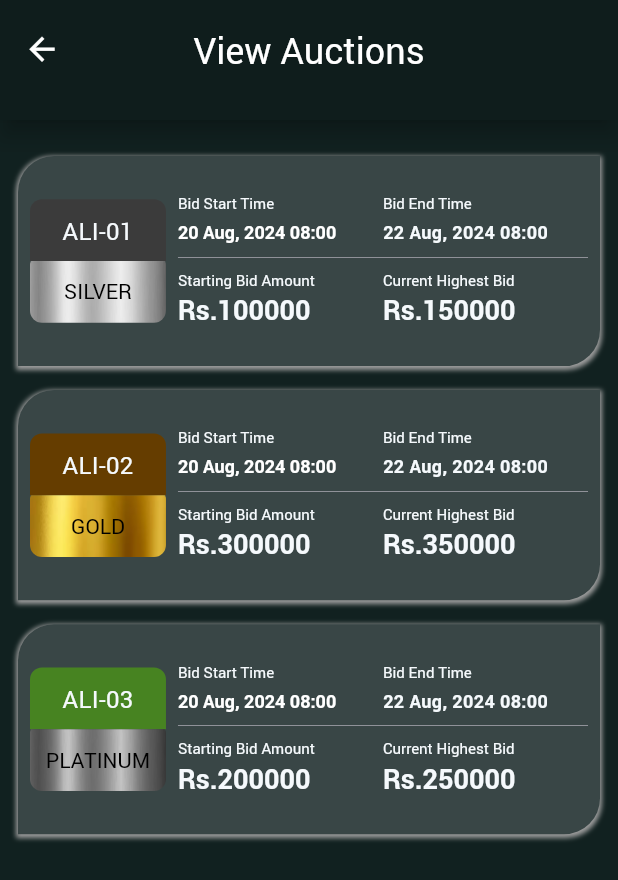
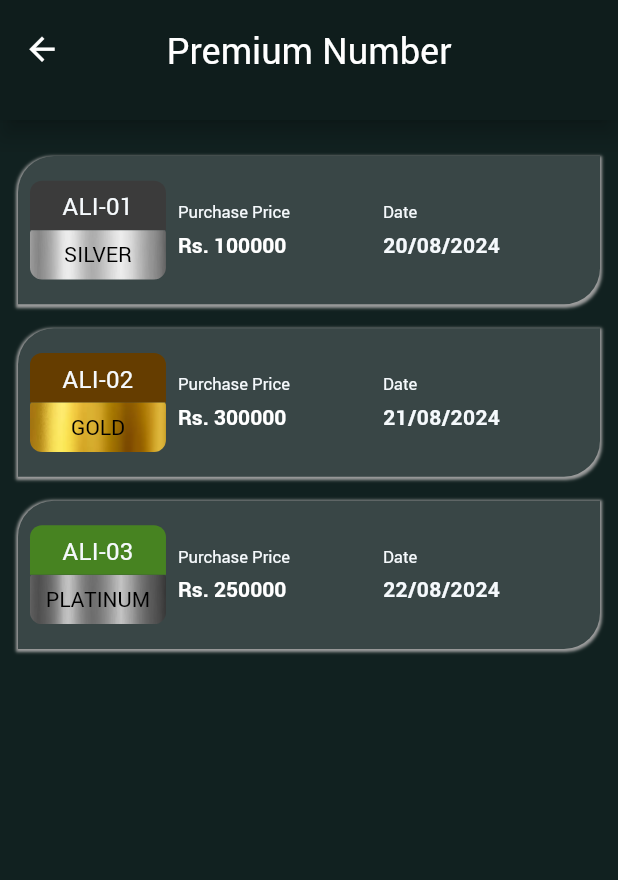
Before and after one commit to amjadjamali06/dummy_app, a Flutter app: the screen it shows after launch, on a phone screen of 412 x 824 dp. Shown: the top 880 px of the screen. Run offline on Flutter 3.47's test engine with Material 3 defaults, Android fonts, the phone set to English and light mode, and no system bars; our stand-ins replace awesome_dialog, connectivity_plus, dropdown_search, flutter_secure_storage, fluttertoast, get and 2 more; missing offline and left inert: mask_input_formatter.

Commit message:
1. CreatedPremium Number Model, Card, Screen and its controller.

```diff
--- /dev/null
+++ b/lib/controllers/premium_number_screen_controller.dart
@@ -0,0 +1,46 @@
+import 'package:excise_e_auction/models/auction_model.dart';
+import 'package:flutter/material.dart';
+import 'package:get/get.dart';
+import 'package:excise_e_auction/utils/constants.dart';
+
+import '../models/premium_number_model.dart';
+
+class PremiumNumberListScreenController extends GetxController {
+  GlobalKey<ScaffoldState> scaffoldKey = GlobalKey<ScaffoldState>();
+
+  RxList<PremiumNumberModel> auctionsList = RxList([]);
+
+
+
+  @override
+  void onInit() {
+    super.onInit();
+    auctionsList.value = auctionCards;
+  }
+
+
+  List<PremiumNumberModel> auctionCards = [
+    PremiumNumberModel(
+      id: "1",
+      numberPlat: 'ALI-01',
+      bidType: 'silver',
+      date: '20/08/2024',
+      purchasePrice: "100000",
+    ),
+    PremiumNumberModel(
+      id: "2",
+      numberPlat: 'ALI-02',
+      bidType: 'gold',
+      date: '21/08/2024',
+      purchasePrice: "300000",
+    ),
+    PremiumNumberModel(
+      id: "3",
+      numberPlat: 'ALI-03',
+      bidType: 'platinum',
+      date: '22/08/2024',
+      purchasePrice: "250000",
+    ),
+  ];
+
+}
--- a/lib/main.dart
+++ b/lib/main.dart
@@ -56,7 +56,7 @@ class MyApp extends StatelessWidget {
   Widget build(BuildContext context) {
     return GetMaterialApp(
       title: kAppName,
-      initialRoute: kSplashScreenRoute,
+      initialRoute: kPremiumNumberListScreenRoute,
       initialBinding: ScreensBindings(),
       getPages: RouteManagement.getPages(),
       themeMode: ThemeMode.dark,
@@ -70,6 +70,7 @@ class MyApp extends StatelessWidget {
         shadowColor: kPrimaryDarkColor,
         appBarTheme: CustomTheme.appBarTheme,
         textTheme: CustomTheme.darkTextTheme,
+        buttonTheme: CustomTheme.darkButtonTheme,
       ),
       debugShowCheckedModeBanner: false,
     );
--- a/lib/models/auction_model.dart
+++ b/lib/models/auction_model.dart
@@ -36,8 +36,8 @@ class AuctionModel {
       'bidType': bidType,
       'startDate': startDate,
       'endDate': endDate,
-      'bidStartAmount': bidStartAmount.toString(),
-      'bidEndAmount': bidEndAmount.toString(),
+      'bidStartAmount': bidStartAmount,
+      'bidEndAmount': bidEndAmount,
     };
   }
 }
--- /dev/null
+++ b/lib/models/premium_number_model.dart
@@ -0,0 +1,34 @@
+class PremiumNumberModel {
+  final String id;
+  final String numberPlat;
+  final String bidType;
+  final String purchasePrice;
+  final String date;
+
+  PremiumNumberModel({
+    required this.id,
+    required this.numberPlat,
+    required this.bidType,
+    required this.purchasePrice,
+    required this.date,
+  });
+
+  factory PremiumNumberModel.fromJson(Map<String, dynamic> json) {
+    return PremiumNumberModel(
+      id: json['id']??"",
+      numberPlat: json['numberPlat']??"",
+      bidType: json['bidType']??"",
+      purchasePrice: "${json['purchasePrice']??0}",
+      date: json['date']??"",
+    );
+  }
+
+  Map<String, dynamic> toJson() {
+    return {
+      'numberPlat': numberPlat,
+      'bidType': bidType,
+      'purchasePrice': purchasePrice,
+      'date': date,
+    };
+  }
+}
--- a/lib/ui/custom_widgets/custom_app_bar.dart
+++ b/lib/ui/custom_widgets/custom_app_bar.dart
@@ -23,9 +23,7 @@ class CustomAppbar extends StatelessWidget implements PreferredSizeWidget {
   @override
   Widget build(BuildContext context) {
     return AppBar(
-      // elevation: 3,
       toolbarHeight: 65,
-      // backgroundColor: Theme.of(context).primaryColorDark,
       automaticallyImplyLeading: GeneralPlatform.isWeb,
       leading: (screenName.isNotEmpty)?
          IconButton(onPressed:() {
--- a/lib/ui/screens/auctions_list_screen.dart
+++ b/lib/ui/screens/auctions_list_screen.dart
@@ -5,14 +5,6 @@ import 'package:flutter/foundation.dart';
 import 'package:flutter/material.dart';
 import 'package:flutter/widgets.dart';
 import 'package:get/get.dart';
-
-enum CustomFontFamily {
-  Roboto
-  // customFontFamily('Roboto');
-  // final String name;
-  // const CustomFontFamily(this.name);
-}
-
 class AuctionsListScreen extends GetView<AuctionsListScreenController> {
   const AuctionsListScreen({super.key});
 
@@ -25,25 +17,22 @@ class AuctionsListScreen extends GetView<AuctionsListScreenController> {
       // horizontalPadding: 12,
       horizontalPadding: 0,
       body: Obx(
-        () => Container(
-          height: Get.height,
-          width: Get.width,
-          color: Color(0xff112120),
-          child: ListView.builder(
+        () => ListView.builder(
           padding: const EdgeInsets.symmetric(vertical: 16, horizontal: 12),
           shrinkWrap: true,
           itemCount: controller.auctionsList.length,
           itemBuilder: (context, index) {
             final auction = controller.auctionsList[index];
             return AuctionCard(
+              onTap: (){},
               numberPlat: auction.numberPlat,
               bidType: auction.bidType,
               startDate: auction.startDate,
               endDate: auction.endDate,
               bidStartAmount: auction.bidStartAmount,
-                  bidEndAmount: auction.bidEndAmount);
+              bidEndAmount: auction.bidEndAmount,
+            );
           },
-          ),
         ),
       ),
     );
@@ -57,6 +46,7 @@ class AuctionCard extends StatelessWidget {
   final String endDate;
   final String bidStartAmount;
   final String bidEndAmount;
+  final void Function() onTap;
   const AuctionCard({
     super.key,
     required this.numberPlat,
@@ -65,6 +55,7 @@ class AuctionCard extends StatelessWidget {
     required this.endDate,
     required this.bidStartAmount,
     required this.bidEndAmount,
+    required this.onTap
   });
 
   @override
@@ -79,23 +70,18 @@ class AuctionCard extends StatelessWidget {
         : bidType == "silver"
             ? "assets/images/silver.png"
             : "assets/images/platinum.png";
-    return Container(
+    return GestureDetector(
+      onTap:onTap,
+      child: Container(
         height: Get.height * 0.17,
         margin: const EdgeInsets.symmetric(vertical: 8),
         padding: const EdgeInsets.symmetric(vertical: 12, horizontal: 8),
         decoration: BoxDecoration(
-        // image: DecorationImage(
-        //   image: AssetImage(imageUrl),
-        //   fit: BoxFit.fill,
-        //   opacity: 0.7,
-        // ),
           color: kCardColor,
-        // color: Colors.black87,
           borderRadius: const BorderRadius.only(
             topLeft: Radius.circular(24),
             bottomRight: Radius.circular(24),
           ),
-        // borderRadius: BorderRadius.circular(12),
           boxShadow: [
             BoxShadow(
               color: Colors.grey.shade500,
@@ -271,6 +257,7 @@ class AuctionCard extends StatelessWidget {
             ),
           ],
         ),
+      )
     );
   }
 }
--- /dev/null
+++ b/lib/ui/screens/premium_number_list_screen.dart
@@ -0,0 +1,208 @@
+import 'package:excise_e_auction/controllers/auctions_list_screen_controller.dart';
+import 'package:excise_e_auction/controllers/premium_number_screen_controller.dart';
+import 'package:excise_e_auction/ui/custom_widgets/custom_scaffold.dart';
+import 'package:excise_e_auction/utils/app_colors.dart';
+import 'package:flutter/foundation.dart';
+import 'package:flutter/material.dart';
+import 'package:flutter/widgets.dart';
+import 'package:get/get.dart';
+
+class PremiumNumberListScreen extends GetView<PremiumNumberListScreenController> {
+  const PremiumNumberListScreen({super.key});
+
+  @override
+  Widget build(BuildContext context) {
+    return CustomScaffold(
+      className: runtimeType.toString(),
+      screenName: "Premium Number",
+      scaffoldKey: controller.scaffoldKey,
+      horizontalPadding: 0,
+      body: Obx(
+        () => ListView.builder(
+          padding: const EdgeInsets.symmetric(vertical: 16, horizontal: 12),
+          shrinkWrap: true,
+          itemCount: controller.auctionsList.length,
+          itemBuilder: (context, index) {
+            final auction = controller.auctionsList[index];
+            return PremiumNumberCard(
+              onTap:(){},
+              numberPlat: auction.numberPlat,
+              bidType: auction.bidType,
+              date: auction.date,
+              purchasePrice: auction.purchasePrice,
+           );
+          },
+        ),
+      ),
+    );
+  }
+}
+
+class PremiumNumberCard extends StatelessWidget {
+  final String numberPlat;
+  final String bidType;
+  final String date;
+  final String purchasePrice;
+  final void Function() onTap;
+  const PremiumNumberCard({
+    super.key,
+    required this.numberPlat,
+    required this.bidType,
+    required this.date,
+    required this.purchasePrice,
+    required this.onTap
+  });
+
+  @override
+  Widget build(BuildContext context) {
+    final numberPlatColor = bidType == "gold"
+        ? const Color(0xff653d00)
+        : bidType == "silver"
+            ? const Color(0xff3b3b3b)
+            : const Color(0xff478321);
+    String imageUrl = bidType == "gold"
+        ? "assets/images/gold.png"
+        : bidType == "silver"
+            ? "assets/images/silver.png"
+            : "assets/images/platinum.png";
+    return GestureDetector(
+        onTap:onTap,
+        child: Container(
+          height: Get.height * 0.12,
+          margin: const EdgeInsets.symmetric(vertical: 8),
+          padding: const EdgeInsets.symmetric(vertical: 12, horizontal: 8),
+          decoration: BoxDecoration(
+            color: kCardColor,
+            borderRadius: const BorderRadius.only(
+              topLeft: Radius.circular(24),
+              bottomRight: Radius.circular(24),
+            ),
+            boxShadow: [
+              BoxShadow(
+                color: Colors.grey.shade500,
+                offset: const Offset(0, 1),
+                spreadRadius: 1,
+                blurRadius: 1,
+              )
+            ],
+          ),
+          child: Row(
+            crossAxisAlignment: CrossAxisAlignment.center,
+            children: [
+              SizedBox(
+                width: Get.width * 0.22,
+                height: Get.height * 0.10,
+                child: Column(
+                  crossAxisAlignment: CrossAxisAlignment.stretch,
+                  mainAxisAlignment: MainAxisAlignment.center,
+                  children: [
+                    Container(
+                      height: Get.height * 0.04,
+                      alignment: Alignment.center,
+                      decoration: BoxDecoration(
+                        color: numberPlatColor,
+                        borderRadius: const BorderRadius.only(
+                          topLeft: Radius.circular(8),
+                          topRight: Radius.circular(8),
+                        ),
+                      ),
+                      child: Text(
+                        numberPlat,
+                        style: const TextStyle(
+                          fontSize: 16,
+                        ),
+                      ),
+                    ),
+                    Container(
+                      height: Get.height * 0.04,
+                      alignment: Alignment.center,
+                      decoration: BoxDecoration(
+                        image: DecorationImage(
+                          image: AssetImage(imageUrl),
+                          fit: BoxFit.fill,
+                        ),
+                        borderRadius: const BorderRadius.only(
+                          bottomLeft: Radius.circular(8),
+                          bottomRight: Radius.circular(8),
+                        ),
+                      ),
+                      child: Center(
+                        child: Text(
+                          bidType.toUpperCase(),
+                          style: const TextStyle(
+                            letterSpacing: 0.01,
+                            color: kBlackColor,
+                            fontSize: 14,
+                          ),
+                        ),
+                      ),
+                    ),
+                  ],
+                ),
+              ),
+              const SizedBox(width: 8),
+              Expanded(
+                child: Column(
+                  crossAxisAlignment: CrossAxisAlignment.start,
+                  mainAxisAlignment: MainAxisAlignment.center,
+                  children: [
+                    Row(
+                      mainAxisAlignment: MainAxisAlignment.spaceBetween,
+                      children: [
+                        Expanded(
+                          child: Column(
+                            crossAxisAlignment: CrossAxisAlignment.start,
+                            children: [
+                              const Text(
+                                'Purchase Price',
+                                style: TextStyle(
+                                  letterSpacing: 0,
+                                  fontSize: 11,
+                                ),
+                              ),
+                              const SizedBox(height: 4),
+                              Text(
+                                "Rs. ${purchasePrice}",
+                                style: const TextStyle(
+                                  fontSize: 14,
+                                  letterSpacing: 0,
+                                  fontWeight: FontWeight.w600,
+                                  color: kWhiteColor,
+                                ),
+                              ),
+                            ],
+                          ),
+                        ),
+                        Expanded(
+                          child: Column(
+                            crossAxisAlignment: CrossAxisAlignment.start,
+                            children: [
+                              const Text(
+                                'Date',
+                                style: TextStyle(
+                                  letterSpacing: 0,
+                                  fontSize: 11,
+                                ),
+                              ),
+                              const SizedBox(height: 4),
+                              Text(
+                                date,
+                                style: const TextStyle(
+                                  fontWeight: FontWeight.w600,
+                                  fontSize: 14,
+                                ),
+                              ),
+                            ],
+                          ),
+                        ),
+                      ],
+                    ),
+                  ],
+                ),
+              ),
+            ],
+          ),
+        )
+    );
+  }
+}
--- a/lib/utils/constants.dart
+++ b/lib/utils/constants.dart
@@ -13,6 +13,7 @@ const String kSettingScreenRoute = "/SETTING_SCREEN";
 const String kRegistrationScreenRoute = "/REGISTRATION_SCREEN";
 const String kSignInScreenRoute = "/SIGN_IN_SCREEN";
 const String kAuctionsListScreenRoute = "/AUCTION_LIST_SCREEN";
+const String kPremiumNumberListScreenRoute = "/PREMIUM_NUMBER_LIST_SCREEN";
 const String kTagWinningNbrScreenRoute = "/TAG_WINNING_NBR_SCREEN";
 const String kEAuctionScreenRoute = "/E_AUCTION_SCREEN";
 const String kAuctionRequestScreenRoute = "/AUCTION_REQUEST_SCREEN";
--- a/lib/utils/custom_theme.dart
+++ b/lib/utils/custom_theme.dart
@@ -28,4 +28,11 @@ class CustomTheme {
     labelMedium: TextStyle(color: kTextColor, fontSize: 12, fontWeight: FontWeight.w500),
     labelSmall: TextStyle(color: kTextColor, fontSize: 11, fontWeight: FontWeight.w500),
   );
+
+  static const ButtonThemeData darkButtonTheme = ButtonThemeData(
+    buttonColor: kPrimaryDarkColor,
+    textTheme: ButtonTextTheme.primary,
+    disabledColor: Colors.grey,
+  );
+
 }
--- a/lib/utils/route_management.dart
+++ b/lib/utils/route_management.dart
@@ -1,6 +1,7 @@
 import 'package:excise_e_auction/controllers/login_t_screen_controller.dart';
 // import 'package:excise_e_auction/ui/screens/e_auction_screen.dart';
 import 'package:excise_e_auction/ui/screens/login_t_screen.dart';
+import 'package:excise_e_auction/ui/screens/premium_number_list_screen.dart';
 import 'package:excise_e_auction/ui/screens/registration_screen.dart';
 import 'package:excise_e_auction/ui/screens/auctions_list_screen.dart';
 import 'package:excise_e_auction/ui/screens/auction_request_screen.dart';
@@ -55,6 +56,11 @@ class RouteManagement {
         page: ()=> const AuctionsListScreen(),
         binding: ScreensBindings()
       ),
+      GetPage(
+          name: kPremiumNumberListScreenRoute,
+          page: ()=> const PremiumNumberListScreen(),
+          binding: ScreensBindings()
+      ),
       // GetPage(name: kEAuctionScreenRoute,
       //     page: ()=> const EAuctionScreen(),
       //     binding: ScreensBindings()
--- a/lib/utils/screen_bindings.dart
+++ b/lib/utils/screen_bindings.dart
@@ -1,4 +1,5 @@
 import 'package:excise_e_auction/controllers/login_t_screen_controller.dart';
+import 'package:excise_e_auction/controllers/premium_number_screen_controller.dart';
 import 'package:excise_e_auction/controllers/registration_screen_controller.dart';
 import 'package:excise_e_auction/controllers/auction_request_screen_controller.dart';
 import 'package:excise_e_auction/controllers/place_bid_screen_controller.dart';
@@ -35,6 +36,7 @@ class ScreensBindings extends Bindings {
     Get.lazyPut(() => PlaceBidScreenController());
     // Get.lazyPut(() => EAuctionScreenController());
     Get.lazyPut(() => AuctionsListScreenController());
+    Get.lazyPut(() => PremiumNumberListScreenController());
     // Get.lazyPut(() => EAuctionScreenController());
     Get.lazyPut(()=>AuctionCategoryScreenController());
     Get.lazyPut(()=>AuctionRequestCategoryScreenController());
```
Lines whose indentation alone changed are shown as unchanged.
